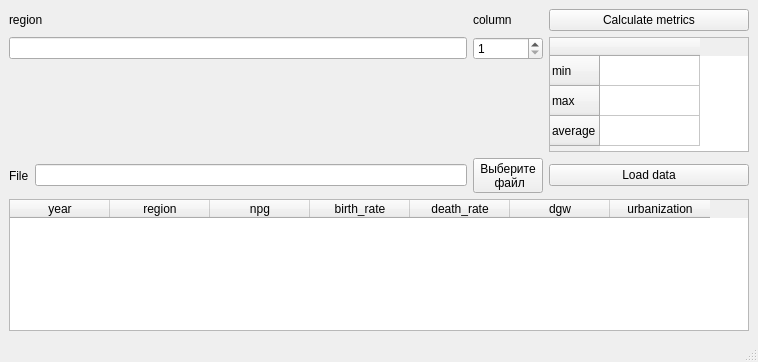
The window that CSV/mainwindow.ui (MakarenkoArtem/Labs2) describes before a commit, drawn with Qt 5.
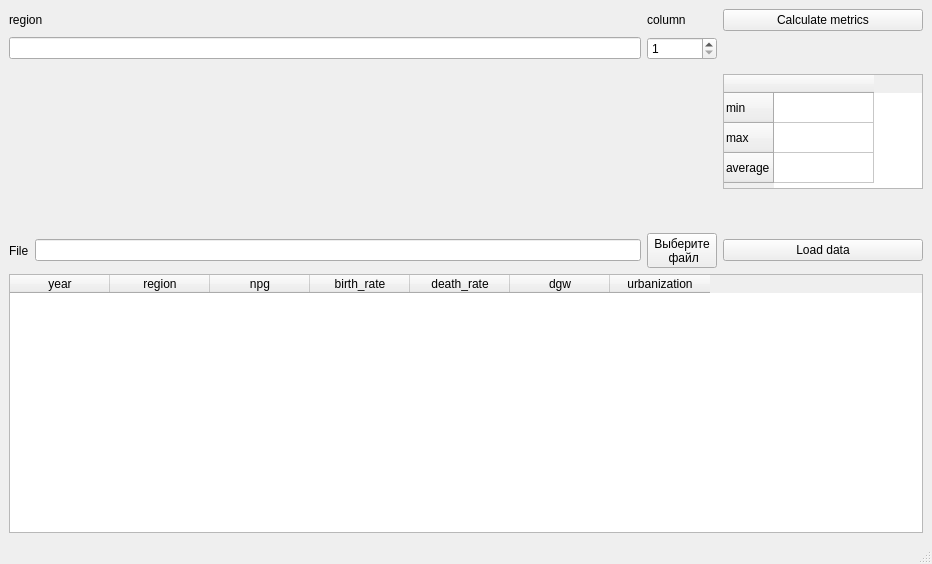
The same window after the commit.

What changed in the file:
```diff
--- a/CSV/mainwindow.ui
+++ b/CSV/mainwindow.ui
@@ -6,8 +6,8 @@
    <rect>
     <x>0</x>
     <y>0</y>
-    <width>758</width>
-    <height>362</height>
+    <width>932</width>
+    <height>564</height>
    </rect>
   </property>
   <property name="windowTitle">
```
Left out of the diff: 8 changed lines with no effect on the pictures.
